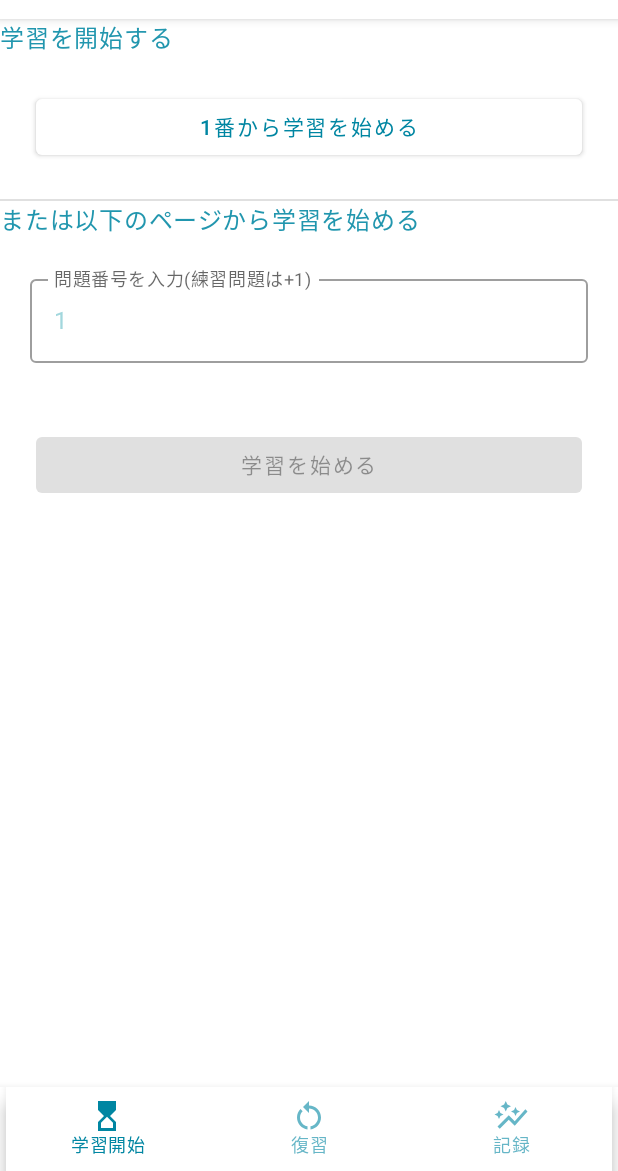
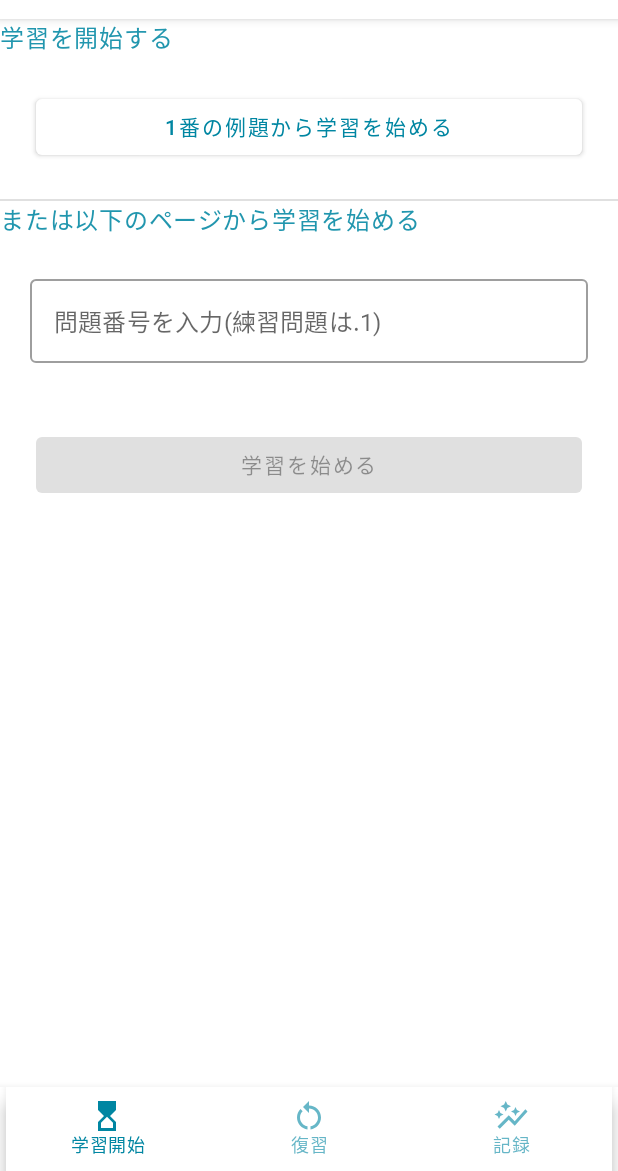
Before and after one commit to yuki11011/ChartManager, an Android app built with Jetpack Compose: the screen it shows after launch (MainActivity), on a phone screen of 412 x 824 dp, the part 65-1236 px from its top. Run offline under Robolectric (Android 15) with nearby library versions, the phone set to English and light mode, and no system bars; our stand-ins replace Room's generated code.

Commit message:
履歴機能を一部実装

```diff
--- a/app/build.gradle
+++ b/app/build.gradle
@@ -1,6 +1,7 @@
 plugins {
     id 'com.android.application'
     id 'org.jetbrains.kotlin.android'
+    id 'kotlin-kapt'
 }
 
 android {
@@ -58,6 +59,10 @@ dependencies {
     implementation 'androidx.compose.ui:ui-tooling-preview'
     implementation 'androidx.compose.material:material'
     implementation "androidx.navigation:navigation-compose:2.5.3"
+    implementation("androidx.room:room-runtime")
+    implementation 'androidx.room:room-common:2.5.0'
+    implementation 'androidx.room:room-ktx:2.5.0'
+    kapt 'androidx.room:room-compiler:2.5.0'
     implementation 'androidx.compose.material:material-icons-extended'
     implementation platform('androidx.compose:compose-bom:2022.10.00')
     implementation 'androidx.compose.material3:material3'
--- a/app/src/main/AndroidManifest.xml
+++ b/app/src/main/AndroidManifest.xml
@@ -3,6 +3,7 @@
     xmlns:tools="http://schemas.android.com/tools">
 
     <application
+        android:name=".ChartApplication"
         android:allowBackup="true"
         android:dataExtractionRules="@xml/data_extraction_rules"
         android:fullBackupContent="@xml/backup_rules"
@@ -29,5 +30,4 @@
             </intent-filter>
         </activity>
     </application>
-
 </manifest>
--- /dev/null
+++ b/app/src/main/java/com/example/chartManager/Application.kt
@@ -0,0 +1,13 @@
+package com.example.chartManager
+
+import Repository
+import android.app.Application
+import kotlinx.coroutines.CoroutineScope
+import kotlinx.coroutines.SupervisorJob
+
+class ChartApplication : Application() {
+    private val applicationScope = CoroutineScope(SupervisorJob())
+
+    private val database by lazy { ItemDatabase.getDatabase(this, applicationScope) }
+    val repository by lazy { Repository(database.itemDao()) }
+}
--- /dev/null
+++ b/app/src/main/java/com/example/chartManager/Database.kt
@@ -0,0 +1,34 @@
+import androidx.annotation.WorkerThread
+import androidx.compose.runtime.mutableStateOf
+import com.example.chartManager.ItemDao
+import com.example.chartManager.MainActivity
+import com.example.chartManager.Record
+
+class Repository(private val itemDao: ItemDao) {
+    @Suppress("RedundantSuspendModifier")
+    @WorkerThread
+    suspend fun getLatestId(): Record.QuestionIdAndTime? {
+        if (itemDao.getLatestId() != null) {
+            return itemDao.getLatestId()
+        }
+        return null
+    }
+
+    @Suppress("RedundantSuspendModifier")
+    @WorkerThread
+    suspend fun getDataFromQuestionId(id: Float): List<Record>? {
+        if (itemDao.getDataFromQuestionId(id) != null) {
+            return itemDao.getDataFromQuestionId(id)
+        }
+        return null
+    }
+
+    @Suppress("RedundantSuspendModifier")
+    @WorkerThread
+    suspend fun getHistory(numRecords:Int): List<Record>? {
+        if (itemDao.getHistory(numRecords) != null) {
+            return itemDao.getHistory(numRecords)
+        }
+        return null
+    }
+}
--- /dev/null
+++ b/app/src/main/java/com/example/chartManager/Item.kt
@@ -0,0 +1,94 @@
+package com.example.chartManager
+
+import android.content.Context
+import androidx.room.*
+import androidx.room.RoomDatabase
+import androidx.sqlite.db.SupportSQLiteDatabase
+import kotlinx.coroutines.CoroutineScope
+import kotlinx.coroutines.launch
+import java.sql.Time
+import java.text.SimpleDateFormat
+import java.time.LocalDate
+
+@Entity(tableName = "records")
+data class Record(
+    @PrimaryKey(autoGenerate = true)
+    val id: Int,
+    val question_id: Float,
+    val date: Long,
+    val time: Int
+) {
+    data class QuestionIdAndTime(
+        val question_id: Float, val time: String
+    )
+}
+
+@Database(entities = [Record::class], version = 3, exportSchema = false)
+abstract class ItemDatabase : RoomDatabase() {
+
+    abstract fun itemDao(): ItemDao
+
+    private class WordDatabaseCallback(
+        private val scope: CoroutineScope
+    ) : Callback() {
+
+        override fun onCreate(db: SupportSQLiteDatabase) {
+            super.onCreate(db)
+            INSTANCE?.let { database ->
+                scope.launch {
+                    populateDatabase(database.itemDao())
+                }
+            }
+        }
+
+        suspend fun populateDatabase(itemDao: ItemDao) {
+            // TODO: Add your own words!
+        }
+    }
+
+    companion object {
+        // Singleton prevents multiple instances of database opening at the
+        // same time.
+        @Volatile
+        private var INSTANCE: ItemDatabase? = null
+
+        fun getDatabase(context: Context, scope: CoroutineScope): ItemDatabase {
+            // if the INSTANCE is not null, then return it,
+            // if it is, then create the database
+            return INSTANCE ?: synchronized(this) {
+                val instance = Room.databaseBuilder(
+                    context.applicationContext,
+                    ItemDatabase::class.java,
+                    "item_database"
+                )
+                    .addCallback(WordDatabaseCallback(scope))
+                    .build()
+                INSTANCE = instance
+                // return instance
+                instance
+            }
+        }
+    }
+}
+
+@Dao
+interface ItemDao {
+    //for cumulative data
+    @Query("SELECT * FROM records WHERE question_id = :id ORDER BY date DESC")
+    suspend fun getDataFromQuestionId(id: Float): List<Record>
+
+    @Query("DELETE FROM records WHERE id = :id")
+    suspend fun deleteDataOfId(id: Int)
+
+    @Query("INSERT INTO records(question_id, date, time) VALUES(:id, :date, :time)")
+    suspend fun insertData(id: Int, date: Long, time: Int)
+
+    @Query("SELECT * FROM records ORDER BY question_id ASC")
+    fun getAllData(): List<Record>
+
+    @Query("SELECT question_id, time FROM records WHERE date = (SELECT MAX(date) FROM records)")
+    fun getLatestId(): Record.QuestionIdAndTime
+
+    @Query("SELECT * FROM records ORDER BY date ASC LIMIT :numRecords")
+    fun getHistory(numRecords: Int): List<Record>
+}
--- a/app/src/main/java/com/example/chartManager/MainActivity.kt
+++ b/app/src/main/java/com/example/chartManager/MainActivity.kt
@@ -4,14 +4,21 @@ import android.content.Intent
 import android.os.Bundle
 import androidx.activity.ComponentActivity
 import androidx.activity.compose.setContent
+import androidx.activity.viewModels
+import androidx.compose.foundation.layout.Arrangement
 import androidx.compose.foundation.layout.Column
+import androidx.compose.foundation.layout.Row
 import androidx.compose.foundation.layout.fillMaxWidth
 import androidx.compose.foundation.layout.padding
+import androidx.compose.foundation.lazy.LazyColumn
+import androidx.compose.foundation.lazy.items
 import androidx.compose.foundation.text.KeyboardOptions
 import androidx.compose.material.BottomAppBar
 import androidx.compose.material.BottomNavigation
 import androidx.compose.material.BottomNavigationItem
 import androidx.compose.material.Button
+import androidx.compose.material.Card
+import androidx.compose.material.Colors
 import androidx.compose.material.Divider
 import androidx.compose.material.Icon
 import androidx.compose.material.MaterialTheme
@@ -29,35 +36,50 @@ import androidx.compose.runtime.getValue
 import androidx.compose.runtime.mutableStateOf
 import androidx.compose.runtime.remember
 import androidx.compose.ui.Modifier
+import androidx.compose.ui.graphics.Color
 import androidx.compose.ui.text.input.KeyboardType
 import androidx.compose.ui.unit.dp
 import androidx.navigation.NavDestination.Companion.hierarchy
 import androidx.navigation.NavHostController
+import androidx.navigation.compose.NavHost
+import androidx.navigation.compose.composable
 import androidx.navigation.compose.currentBackStackEntryAsState
 import androidx.navigation.compose.rememberNavController
-import androidx.navigation.compose.*
 import com.example.chartManager.ui.theme.Theme
+import kotlin.math.floor
 
 class MainActivity : ComponentActivity() {
+    private val viewModel: ChartViewModel by viewModels {
+        ViewModelFactory((application as ChartApplication).repository)
+    }
+
     override fun onCreate(savedInstanceState: Bundle?) {
         super.onCreate(savedInstanceState)
+
+        viewModel.getLatestId()
+        viewModel.getHistory(10)
+
         setContent {
-            Theme (
+            Theme(
                 darkTheme = false
             ) {
-                mainContent()
+                MainContent()
             }
         }
     }
 
     @Composable
-    private fun mainContent() {
+    private fun MainContent() {
         val navController = rememberNavController()
         Scaffold(
             topBar = { TopBar() },
             bottomBar = { BottomBar(navController) }
-        ) {padding->
-            NavHost(navController = navController, startDestination = "study", modifier = Modifier.padding(padding)) {
+        ) { padding ->
+            NavHost(
+                navController = navController,
+                startDestination = "study",
+                modifier = Modifier.padding(padding)
+            ) {
                 composable("study") { Study() }
                 composable("review") { Review() }
                 composable("record") { Record() }
@@ -73,15 +95,20 @@ class MainActivity : ComponentActivity() {
             Button(
                 onClick = {
                     val intent = Intent(this@MainActivity, StudyPrepareActivity::class.java)
-                    intent.putExtra("QUESTION_NUMBER", questionNumber.value.toInt())
+                    intent.putExtra("QUESTION_NUMBER", viewModel.latestId.value)
                     startActivity(intent)
                 },
                 modifier = Modifier
                     .padding()
                     .padding(24.dp)
                     .fillMaxWidth(),
-                ) {
-                Text("${questionNumber.value}番から学習を始める")
+            ) {
+                if (viewModel.latestId.value % floor(viewModel.latestId.value) == 0f) {
+                    Text("${floor(viewModel.latestId.value).toInt()}番の例題から学習を始める")
+
+                } else {
+                    Text("${floor(viewModel.latestId.value).toInt()}番の練習から学習を始める")
+                }
             }
             Divider()
             Text("または以下のページから学習を始める")
@@ -90,12 +117,12 @@ class MainActivity : ComponentActivity() {
                 onValueChange = {
                     questionNumber.value = it
                     state.value = questionNumber.value.isNotEmpty()
-                                },
+                },
                 singleLine = true,
                 modifier = Modifier
                     .padding(20.dp)
                     .fillMaxWidth(),
-                label = {Text("問題番号を入力(練習問題は+1)")},
+                label = { Text("問題番号を入力(練習問題は.1)") },
                 colors = TextFieldDefaults.outlinedTextFieldColors(
                     focusedBorderColor = MaterialTheme.colors.secondary,
                     focusedLabelColor = MaterialTheme.colors.secondary,
@@ -106,7 +133,7 @@ class MainActivity : ComponentActivity() {
             Button(
                 onClick = {
                     val intent = Intent(this@MainActivity, StudyPrepareActivity::class.java)
-                    intent.putExtra("QUESTION_NUMBER", questionNumber.value.toInt())
+                    intent.putExtra("QUESTION_NUMBER", questionNumber.value.toFloat())
                     startActivity(intent)
                 },
                 modifier = Modifier
@@ -114,7 +141,7 @@ class MainActivity : ComponentActivity() {
                     .padding(24.dp)
                     .fillMaxWidth(),
                 enabled = state.value
-                ) {
+            ) {
                 Text("学習を始める")
             }
         }
@@ -127,7 +154,41 @@ class MainActivity : ComponentActivity() {
     }
 
     @Composable
-    private fun Record() {}
+    private fun Record() {
+        val history = viewModel.history
+        Column {
+            Text("履歴")
+            Card(
+                backgroundColor = Color(0xFFEEEEEE),
+                modifier = Modifier.padding(10.dp)
+            ) {
+                Column {
+                    LazyColumn {
+                        items(history) { history ->
+                            Row(
+                                modifier = Modifier
+                                    .padding(8.dp)
+                                    .fillMaxWidth(),
+                                horizontalArrangement = Arrangement.SpaceAround
+                            ) {
+                                val id = history.question_id
+                                Text(
+                                    if (id % floor(id) == 0f) "${floor(id).toInt()}(例題)" else "${
+                                        floor(
+                                            id
+                                        ).toInt()
+                                    }(練習)"
+                                )
+                                Text(history.date.toString())
+                                Text(history.time.toString())
+                            }
+                            Divider()
+                        }
+                    }
+                }
+            }
+        }
+    }
 
     @Composable
     private fun TopBar() {
@@ -140,9 +201,8 @@ class MainActivity : ComponentActivity() {
     private fun BottomBar(navController: NavHostController) {
         val navBackStackEntry by navController.currentBackStackEntryAsState()
         val currentDestination = navBackStackEntry?.destination
-        BottomAppBar(
-        ) {
-            BottomNavigation() {
+        BottomAppBar {
+            BottomNavigation {
                 BottomNavigationItem(
                     selected = currentDestination?.hierarchy?.any { it.route == "study" } == true,
                     onClick = { navController.navigate("study") },
@@ -180,6 +240,5 @@ class MainActivity : ComponentActivity() {
         }
     }
 
-    private val questionNumber = mutableStateOf("1")
-
+    private val questionNumber = mutableStateOf("")
 }
--- /dev/null
+++ b/app/src/main/java/com/example/chartManager/ViewModel.kt
@@ -0,0 +1,47 @@
+package com.example.chartManager
+
+import Repository
+import androidx.compose.runtime.mutableStateListOf
+import androidx.compose.runtime.mutableStateOf
+import androidx.compose.runtime.remember
+import androidx.lifecycle.ViewModel
+import androidx.lifecycle.ViewModelProvider
+import androidx.lifecycle.viewModelScope
+import kotlinx.coroutines.Dispatchers
+import kotlinx.coroutines.launch
+
+class ChartViewModel(private val repository: Repository) : ViewModel() {
+    fun getLatestId() = viewModelScope.launch(Dispatchers.IO) {
+        latestId.value = repository.getLatestId()?.question_id ?: 1f
+    }
+
+    fun getDataFromQuestionId(id: Float) = viewModelScope.launch(Dispatchers.IO) {
+        val data = repository.getDataFromQuestionId(id)
+        if (data.isNullOrEmpty()) {
+            record.value = Record(-1, 0f, 0, 0)
+        } else {
+            record.value = data[0]
+        }
+    }
+
+    fun getHistory(numRecords: Int) = viewModelScope.launch(Dispatchers.IO) {
+        val data = repository.getHistory(numRecords)
+        if (!data.isNullOrEmpty()) {
+            history.addAll(data)
+        }
+    }
+
+    var latestId = mutableStateOf(1f)
+    var record = mutableStateOf(Record(0, 0f, 0, 0))
+    var history = mutableStateListOf<Record>()
+}
+
+class ViewModelFactory(private val repository: Repository) : ViewModelProvider.Factory {
+    override fun <T : ViewModel> create(modelClass: Class<T>): T {
+        if (modelClass.isAssignableFrom(ChartViewModel::class.java)) {
+            @Suppress("UNCHECKED_CAST")
+            return ChartViewModel(repository) as T
+        }
+        throw IllegalArgumentException("Unknown ViewModel class")
+    }
+}
--- a/app/src/main/java/com/example/chartManager/ui/theme/Color.kt
+++ b/app/src/main/java/com/example/chartManager/ui/theme/Color.kt
@@ -8,3 +8,4 @@ val Pink80 = Color(0xFFEFB8C8)
 
 val LightBlue = Color(0xFFA2D7DD)
 val Blue = Color(0xFF0086A2)
+val LightGray = Color(0xFFEEEEEE)
```
Also changed, not shown: app/src/main/java/com/example/chartManager/StudyPrepareActivity.kt (+27 -17 lines).
